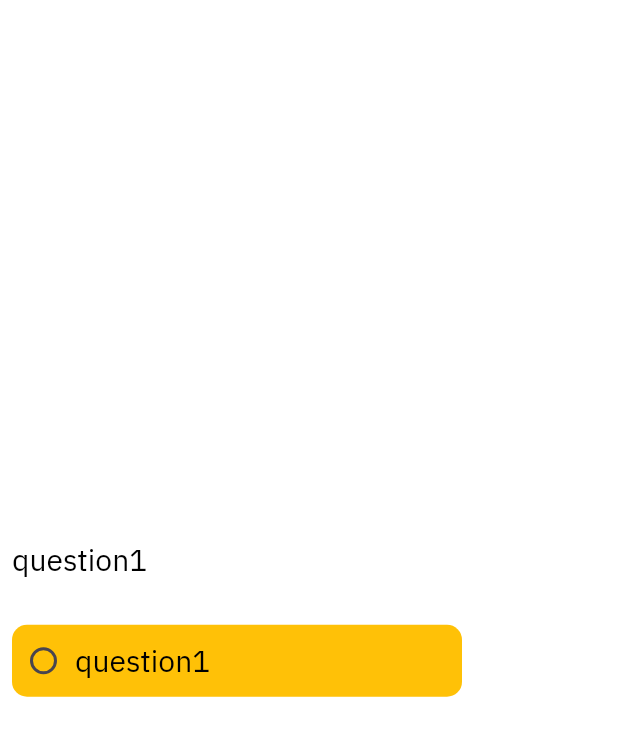
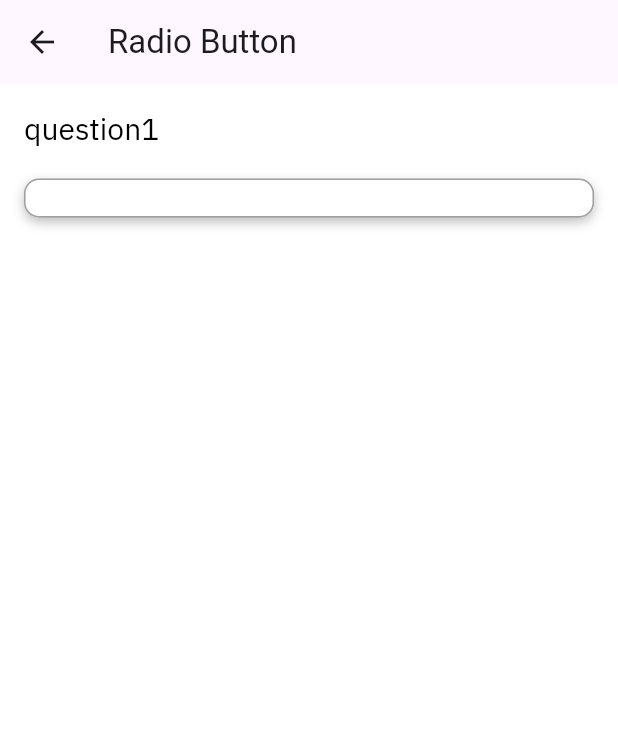
Before and after one commit to yousifdahabra/aegis-ai-app, a Flutter app: the CustomRadioButton screen opened directly, on a phone screen of 412 x 824 dp. Shown: the top 736 px of the screen. Run offline on Flutter 3.47's test engine with Material 3 defaults, Android fonts, the phone set to English and light mode, and no system bars; our stand-ins replace animate_do, smooth_page_indicator.

Commit message:
App - update CustomRadioButton replace RadioMenuButton add InkWell

```diff
--- a/lib/common_widget/questions/custom_radio_button.dart
+++ b/lib/common_widget/questions/custom_radio_button.dart
@@ -12,10 +12,12 @@ class _CustomRadioButtonState extends State<CustomRadioButton> {
   @override
   Widget build(BuildContext context) {
     return Scaffold(
+      appBar: AppBar(
+        title: const Text('Radio Button'),
+      ),
       body: Padding(
-        padding: const EdgeInsets.all(8.0),
+        padding: const EdgeInsets.all(16.0),
         child: Column(
-          mainAxisAlignment: MainAxisAlignment.center,
           crossAxisAlignment: CrossAxisAlignment.start,
           children: [
             Text(
@@ -23,33 +25,27 @@ class _CustomRadioButtonState extends State<CustomRadioButton> {
               style: Theme.of(context).textTheme.headlineSmall,
             ),
             SizedBox(
-              height: 30,
+              height: 20,
             ),
-            SizedBox(
-              width: 300,
-              child: RadioMenuButton(
-                value: "question1",
-                groupValue: selectedOption,
-                onChanged: (selectValue) {
-                  setState(() => selectedOption = selectValue!);
-                },
-                style: ButtonStyle(
-                    shape: WidgetStatePropertyAll(
-                      RoundedRectangleBorder(
-                        borderRadius: BorderRadius.circular(
-                          10,
-                        ),
-                      ),
-                    ),
-                    elevation: const WidgetStatePropertyAll(2),
-                    backgroundColor:
-                        const WidgetStatePropertyAll(Colors.amber)),
-                child: Text(
-                  "question1",
-                  style: Theme.of(context).textTheme.headlineSmall,
+            InkWell(
+                child: Container(
+              padding: const EdgeInsets.symmetric(vertical: 12, horizontal: 16),
+              decoration: BoxDecoration(
+                color: Colors.white,
+                borderRadius: BorderRadius.circular(10),
+                boxShadow: [
+                  BoxShadow(
+                    color: Color.fromARGB(66, 0, 0, 0),
+                    blurRadius: 6,
+                    offset: const Offset(0, 3),
+                  ),
+                ],
+                border: Border.all(
+                  color: Colors.grey,
+                  width: 1,
                 ),
               ),
-            ),
+            ))
           ],
         ),
       ),
```
